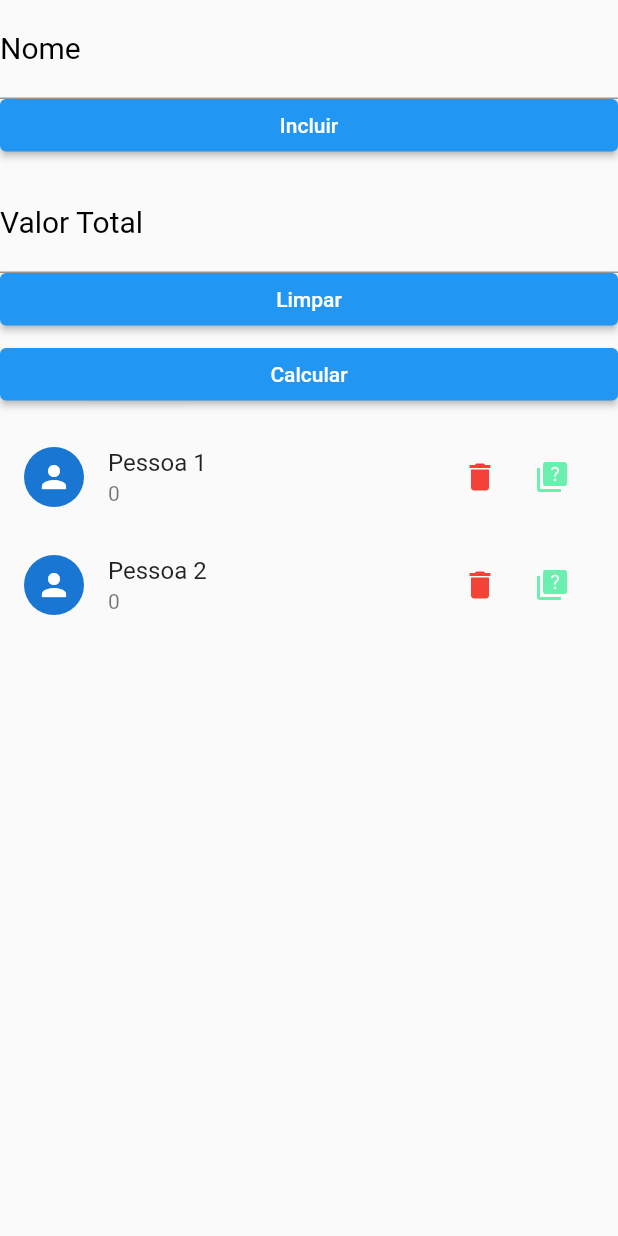
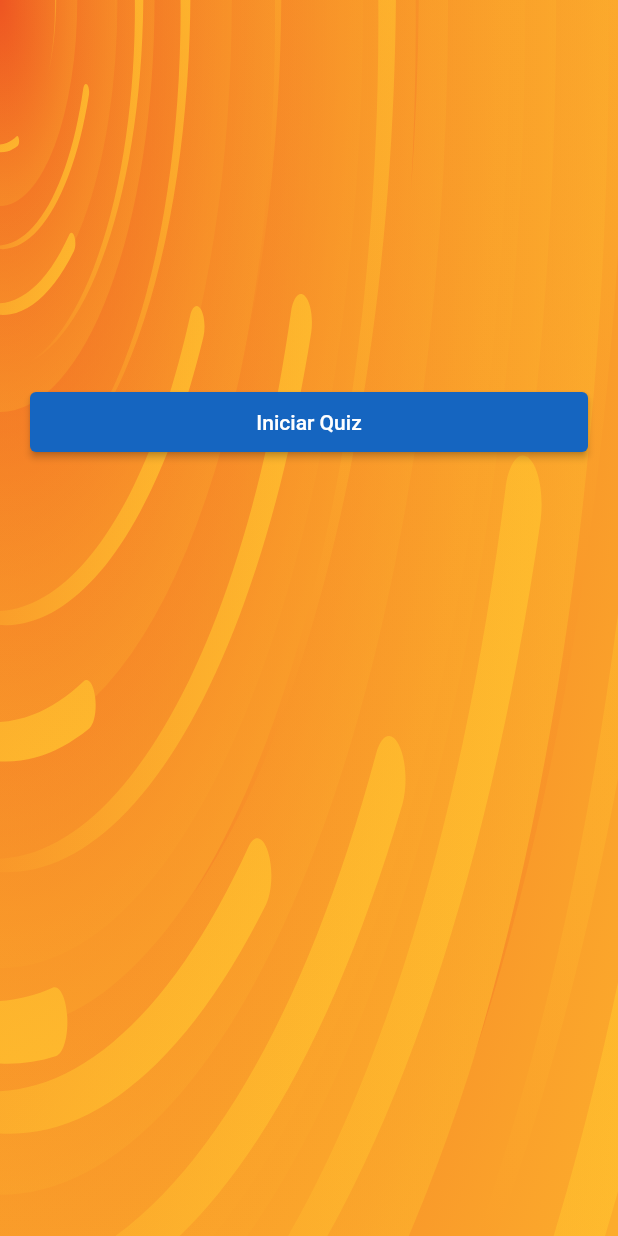
Before and after one commit to otaviocesar/racha-conta, a Flutter app: the screen it shows after launch, on a phone screen of 412 x 824 dp. Run offline on Flutter 3.47's test engine with Material 2 defaults, Android fonts, the light colour scheme and no system bars; our stand-ins replace flutter_svg, get.

Commit message:
Adicionando quiz

```diff
--- a/lib/data/users_data.dart
+++ b/lib/data/users_data.dart
@@ -1,6 +1,3 @@
 import 'package:rachaconta/models/user.dart';
 
-var usersList = {
-  "1": User(id: "1", name: "Pessoa 1", qtdAcertos: "5", valor: "0"),
-  "2": User(id: "2", name: "Pessoa 2", qtdAcertos: "5", valor: "0")
-};
+var usersList = {"1": User(id: "1", name: "Você", qtdAcertos: "5", valor: "0")};
--- a/lib/main.dart
+++ b/lib/main.dart
@@ -1,8 +1,8 @@
 import 'package:flutter/material.dart';
 import 'package:provider/provider.dart';
 import 'package:rachaconta/providers/users.dart';
-
-import 'home.dart';
+import 'package:rachaconta/screens/welcome.dart';
+import 'package:get/get_navigation/src/root/get_material_app.dart';
 
 void main() {
   runApp(const MyApp());
@@ -18,12 +18,11 @@
           create: (ctx) => Users(),
         )
       ],
-      child: MaterialApp(
+      child: GetMaterialApp(
         title: 'Racha Conta com Quiz',
-        theme: ThemeData(
-          primarySwatch: Colors.blue,
-        ),
-        home: const HomePage(),
+        theme: ThemeData.dark(),
+        home: WelcomeScreen(),
+        debugShowCheckedModeBanner: false,
       ),
     );
   }
--- a/lib/home.dart
+++ b/lib/screens/resultado.dart
@@ -2,8 +2,6 @@ import 'package:flutter/material.dart';
 import 'package:provider/provider.dart';
 import 'package:rachaconta/views/user_list.dart';
 import 'package:rachaconta/providers/users.dart';
-
-import 'models/user.dart';
 
 class HomePage extends StatefulWidget {
   const HomePage({Key? key}) : super(key: key);
@@ -42,9 +40,6 @@ class _HomePageState extends State<HomePage> {
           child: Column(
             crossAxisAlignment: CrossAxisAlignment.stretch,
             children: <Widget>[
-              _formName("Nome", _nome),
-              _botaoCadastrar(users),
-              const SizedBox(height: 15),
               _form("Valor Total", _total),
               _botaoLimpar(),
               const SizedBox(height: 15),
@@ -60,25 +55,6 @@ class _HomePageState extends State<HomePage> {
     ]);
   }
 
-  _formName(String field, TextEditingController controller) {
-    return TextFormField(
-      controller: controller,
-      validator: (s) => _validarNome(s!, field),
-      keyboardType: TextInputType.number,
-      style: const TextStyle(
-        fontSize: 20,
-        color: Colors.black,
-      ),
-      decoration: InputDecoration(
-        labelText: field,
-        labelStyle: const TextStyle(
-          fontSize: 20,
-          color: Colors.black,
-        ),
-      ),
-    );
-  }
-
   _form(String field, TextEditingController controller) {
     return TextFormField(
       controller: controller,
@@ -86,13 +62,13 @@ class _HomePageState extends State<HomePage> {
       keyboardType: TextInputType.number,
       style: const TextStyle(
         fontSize: 20,
-        color: Colors.black,
+        color: Colors.white70,
       ),
       decoration: InputDecoration(
         labelText: field,
         labelStyle: const TextStyle(
           fontSize: 20,
-          color: Colors.black,
+          color: Colors.white70,
         ),
       ),
     );
@@ -105,52 +81,36 @@ class _HomePageState extends State<HomePage> {
     return null;
   }
 
-  String? _validarNome(String text, String field) {
-    if (text == null || text.trim().isEmpty) {
-      return "$field inválido!";
-    }
-
-    if (text.trim().length < 3) {
-      return "$field muito pequeno. No mínimo 3 letras.";
-    }
-    return null;
-  }
-
-  _botaoCadastrar(users) {
-    return SizedBox(
-      height: 35,
-      child: ElevatedButton(
-        onPressed: () {
-          users
-              .put(User(id: "", name: _nome.text, qtdAcertos: "0", valor: "0"));
-        },
-        child: const Text("Incluir"),
-      ),
-    );
-  }
-
   _botaoCalcular(_qtdPessoas) {
     return SizedBox(
-      height: 35,
+      height: 40,
+      width: 1500,
       child: ElevatedButton(
         onPressed: () {
           if (_formKey.currentState!.validate()) {
             _calcular(_qtdPessoas);
           }
         },
-        child: const Text("Calcular"),
+        child: const Text("Limpar"),
+        style: ElevatedButton.styleFrom(
+          primary: Colors.blue[800],
+        ),
       ),
     );
   }
 
   _botaoLimpar() {
     return SizedBox(
-      height: 35,
+      height: 40,
+      width: 1500,
       child: ElevatedButton(
         onPressed: () {
           _limpar();
         },
         child: const Text("Limpar"),
+        style: ElevatedButton.styleFrom(
+          primary: Colors.blue[800],
+        ),
       ),
     );
   }
--- /dev/null
+++ b/lib/screens/welcome.dart
@@ -0,0 +1,41 @@
+import 'package:flutter/material.dart';
+import 'package:flutter_svg/svg.dart';
+import 'package:get/get.dart';
+import 'package:rachaconta/screens/quiz/quiz.dart';
+
+class WelcomeScreen extends StatelessWidget {
+  @override
+  Widget build(BuildContext context) {
+    return Scaffold(
+      body: Stack(
+        children: [
+          SvgPicture.asset("lib/assets/icons/sun-tornado.svg",
+              fit: BoxFit.fill),
+          SafeArea(
+            child: Padding(
+              padding: const EdgeInsets.symmetric(horizontal: 20.0),
+              child: Column(
+                crossAxisAlignment: CrossAxisAlignment.start,
+                children: [
+                  const Spacer(),
+                  SizedBox(
+                    height: 40,
+                    width: 1500,
+                    child: ElevatedButton(
+                      onPressed: () => Get.to(QuizScreen()),
+                      child: const Text("Iniciar Quiz"),
+                      style: ElevatedButton.styleFrom(
+                        primary: Colors.blue[800],
+                      ),
+                    ),
+                  ),
+                  const Spacer(flex: 2),
+                ],
+              ),
+            ),
+          ),
+        ],
+      ),
+    );
+  }
+}
--- a/pubspec.yaml
+++ b/pubspec.yaml
@@ -35,6 +35,8 @@ dependencies:
   # Use with the CupertinoIcons class for iOS style icons.
   cupertino_icons: ^1.0.2
   provider: ^6.0.2
+  get: ^4.6.1
+  flutter_svg: ^1.0.1
 
 dev_dependencies:
   flutter_test:
@@ -59,6 +61,8 @@ flutter:
   uses-material-design: true
 
   # To add assets to your application, add an assets section, like this:
+  assets:
+    - lib/assets/icons/
   # assets:
   #   - images/a_dot_burr.jpeg
   #   - images/a_dot_ham.jpeg
```
Also changed, not shown: lib/controllers/question.dart (added, +101 -0 lines), lib/models/questions.dart (added, +38 -0 lines), lib/screens/quiz/components/body.dart (added, +73 -0 lines), lib/screens/quiz/components/option.dart (added, +75 -0 lines), lib/screens/quiz/components/progress_bar.dart (added, +59 -0 lines), lib/screens/quiz/components/question_card.dart (added, +47 -0 lines), lib/screens/quiz/quiz.dart (added, +26 -0 lines), lib/screens/score.dart (added, +124 -0 lines), lib/assets/icons/clock.svg (added), lib/assets/icons/sun-tornado.svg (added), pubspec.lock.
